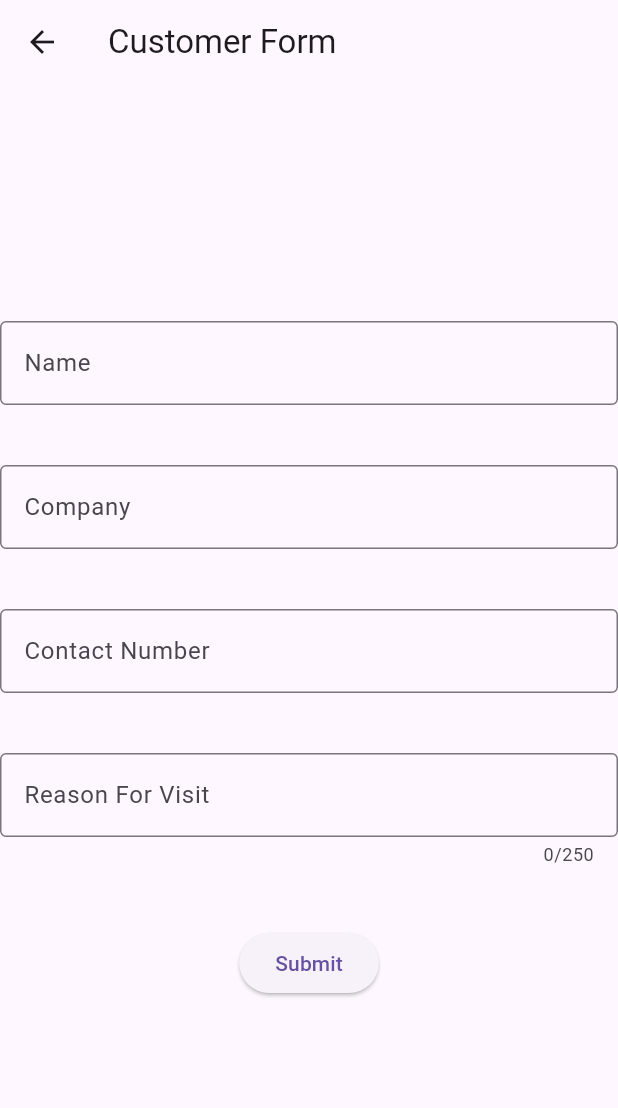
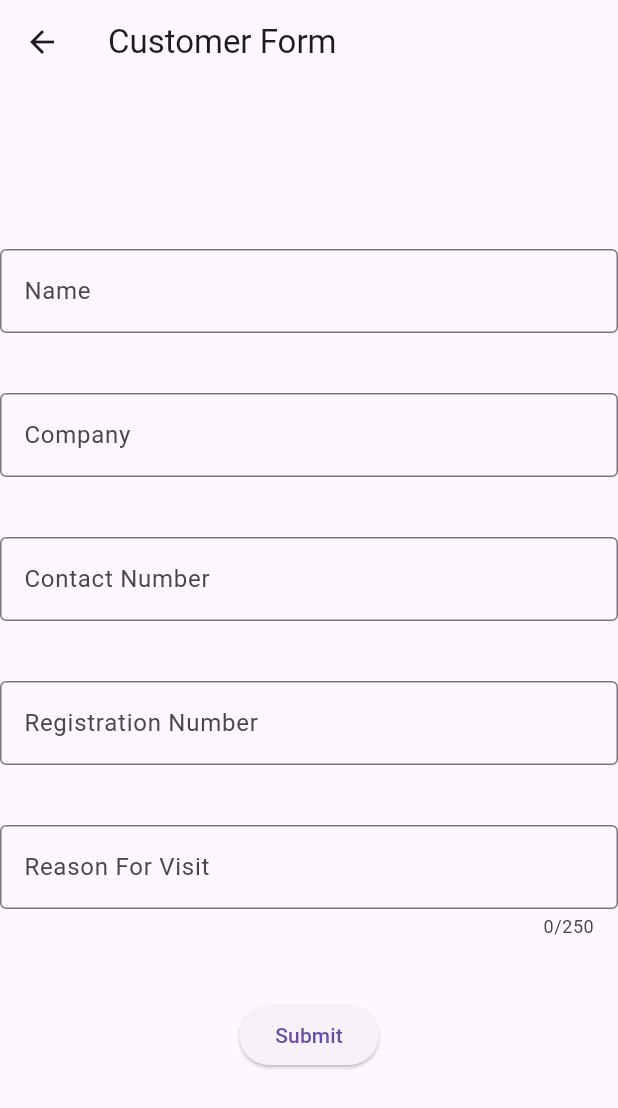
Before and after one commit to eddie9802/HAJRepairs-Sign-In, a Flutter app: the CustomerForm screen opened directly, on a phone screen of 412 x 824 dp. Shown: the top 1108 px of the screen. Run offline on Flutter 3.47's test engine with Material 3 defaults, Android fonts, the phone set to English and light mode, and no system bars; our stand-ins replace googleapis_auth; missing offline and left inert: googleapis.

Commit message:
Adds controllers to the customer form to all the submit button function to collect all the data.

```diff
--- a/lib/customer_form.dart
+++ b/lib/customer_form.dart
@@ -10,12 +10,21 @@ class CustomerForm extends StatefulWidget {
 
 class _CustomerFormState extends State<CustomerForm> {
 
-  late List<String> _customerForm;
+  final List<String> _customerForm = ["Name", "Company", "Contact Number", "Registration Number", "Reason For Visit"];
+  late List<TextEditingController> _controllers;
 
   @override
   void initState() {
     super.initState();
-    _customerForm = ["Name", "Company", "Contact Number"];
+    _controllers = List.generate(_customerForm.length, (_) => TextEditingController());
+  }
+
+  @override
+  void dispose() {
+    for (final controller in _controllers) {
+      controller.dispose();
+    }
+    super.dispose();
   }
 
 
@@ -33,12 +42,17 @@ class _CustomerFormState extends State<CustomerForm> {
                 children: [
                   Padding(padding: EdgeInsets.only(top: 40.0)),
                     ...List.generate(_customerForm.length, (index) {
+                      bool isReasonForVisit = _customerForm[index] == "Reason For Visit";
                       return Padding(
                         padding: EdgeInsets.only(bottom: 40.0),
                         child:
                         SizedBox(
                           width: 800,
                           child: TextField(
+                            controller: _controllers[index],
+                            maxLength: isReasonForVisit ? 250 : null,
+                            keyboardType: isReasonForVisit ? TextInputType.multiline : null,
+                            maxLines: isReasonForVisit ? null : 1,
                             onChanged: (value) => developer.log("Hello"),
                             decoration: InputDecoration(
                             labelText: _customerForm[index],
@@ -51,25 +65,10 @@ class _CustomerFormState extends State<CustomerForm> {
                 Padding(
                   padding: EdgeInsets.only(bottom: 40.0),
                   child:
-                  SizedBox(
-                    width: 800,
-                    child: TextField(
-                      maxLength: 250,
-                      keyboardType: TextInputType.multiline,
-                      maxLines: null,
-                      onChanged: (value) => developer.log("Hello"),
-                      decoration: InputDecoration(
-                        labelText: "Reason For Visit",
-                        border: OutlineInputBorder(),
-                      ),
-                    ),
-                  )
-                ),
-                Padding(
-                  padding: EdgeInsets.only(bottom: 40.0),
-                  child:
                   ElevatedButton(
-                    onPressed: () {developer.log("Hello");},
+                    onPressed: () {
+
+                    },
                     child: Text("Submit"))
                 )
               ],
```
